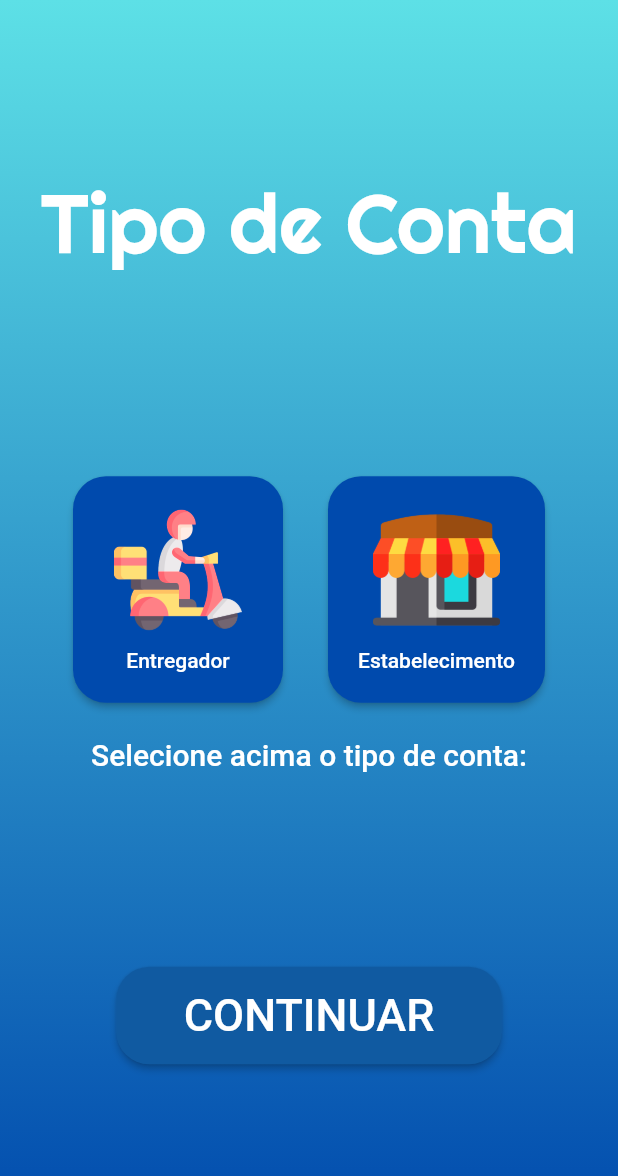
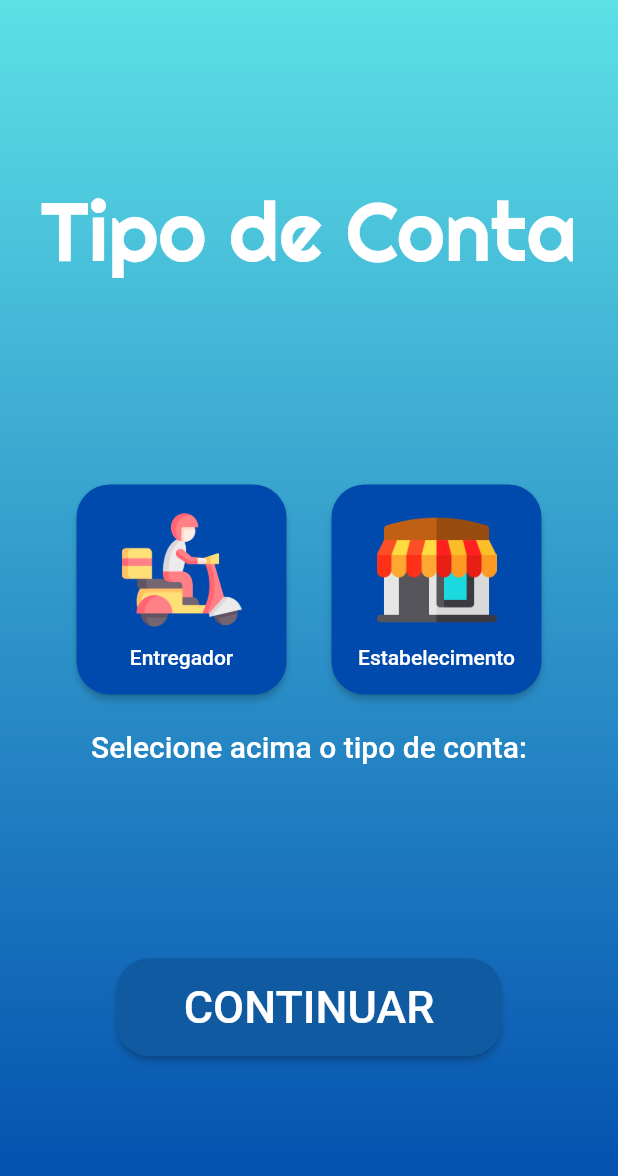
Before and after one commit to MatheusMoreira6/EntregGO, a Flutter app: the TipoConta screen opened directly, on a phone screen of 412 x 824 dp. Shown: the top 1176 px of the screen. Run offline on Flutter 3.47's test engine with Material 2 defaults, Android fonts, the phone set to English and light mode, and no system bars; our stand-ins replace cloud_firestore, firebase_auth, firebase_core; accounts and stored records are empty.

Commit message:
V3.1 - Corrigido Design da Tela

```diff
--- a/lib/views/tipoConta.dart
+++ b/lib/views/tipoConta.dart
@@ -45,6 +45,9 @@ class _TipoContaState extends State<TipoConta> {
                 children: [
                   Padding(
                     padding: const EdgeInsets.all(15),
+                    child: SizedBox(
+                      height: 140,
+                      width: 140,
                       child: ElevatedButton(
                         onPressed: () {
                           setState(() {
@@ -57,20 +60,19 @@ class _TipoContaState extends State<TipoConta> {
                         },
                         style: ElevatedButton.styleFrom(
                           backgroundColor: tipoContaController.botaoSelecionado == 1 ? const Color(0xFF0ADE72) : const Color(0xFF004AAD),
-                        padding: const EdgeInsets.all(20),
                           shape: RoundedRectangleBorder(
                             borderRadius: BorderRadius.circular(22),
                           ),
                         ),
                         child: Column(
+                          mainAxisAlignment: MainAxisAlignment.center,
                           children: [
                             /*
                             * https://www.flaticon.com/br/icones-gratis/entrega-de-alimentos"
                             */
                             Image.asset(
                               'assets/images/Entregador.png',
-                            height: 85,
-                            width: 100,
+                              height: 80,
                             ),
                             const Padding(
                               padding: EdgeInsets.only(top: 10),
@@ -85,8 +87,12 @@ class _TipoContaState extends State<TipoConta> {
                         ),
                       ),
                     ),
+                  ),
                   Padding(
                     padding: const EdgeInsets.all(15),
+                    child: SizedBox(
+                      height: 140,
+                      width: 140,
                       child: ElevatedButton(
                         onPressed: () {
                           setState(() {
@@ -99,20 +105,19 @@ class _TipoContaState extends State<TipoConta> {
                         },
                         style: ElevatedButton.styleFrom(
                           backgroundColor: tipoContaController.botaoSelecionado == 2 ? const Color(0xFF0ADE72) : const Color(0xFF004AAD),
-                        padding: const EdgeInsets.all(20),
                           shape: RoundedRectangleBorder(
                             borderRadius: BorderRadius.circular(22),
                           ),
                         ),
                         child: Column(
+                          mainAxisAlignment: MainAxisAlignment.center,
                           children: [
                             /*
                             * https://www.flaticon.com/br/icones-gratis/restaurante
                             */
                             Image.asset(
                               'assets/images/Restaurante.png',
-                            height: 85,
-                            width: 100,
+                              height: 80,
                             ),
                             const Padding(
                               padding: EdgeInsets.only(top: 10),
@@ -124,6 +129,7 @@ class _TipoContaState extends State<TipoConta> {
                               ),
                             ),
                           ],
+                        ),
                       ),
                     ),
                   ),
```
Also changed, not shown: pubspec.lock. Lines whose indentation alone changed are shown as unchanged.
